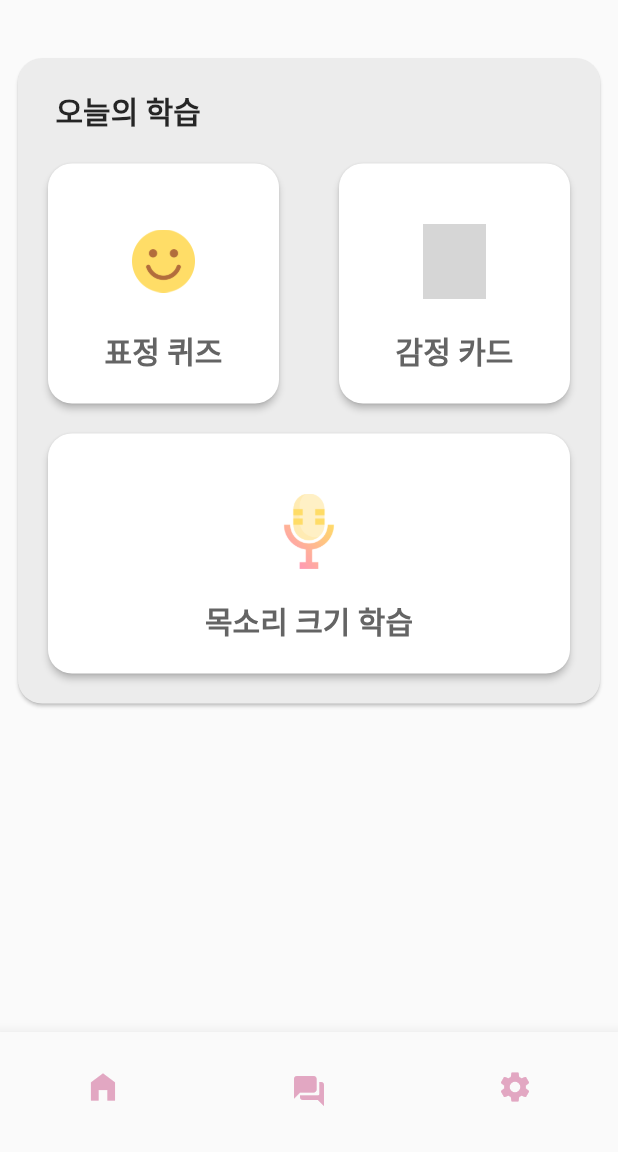
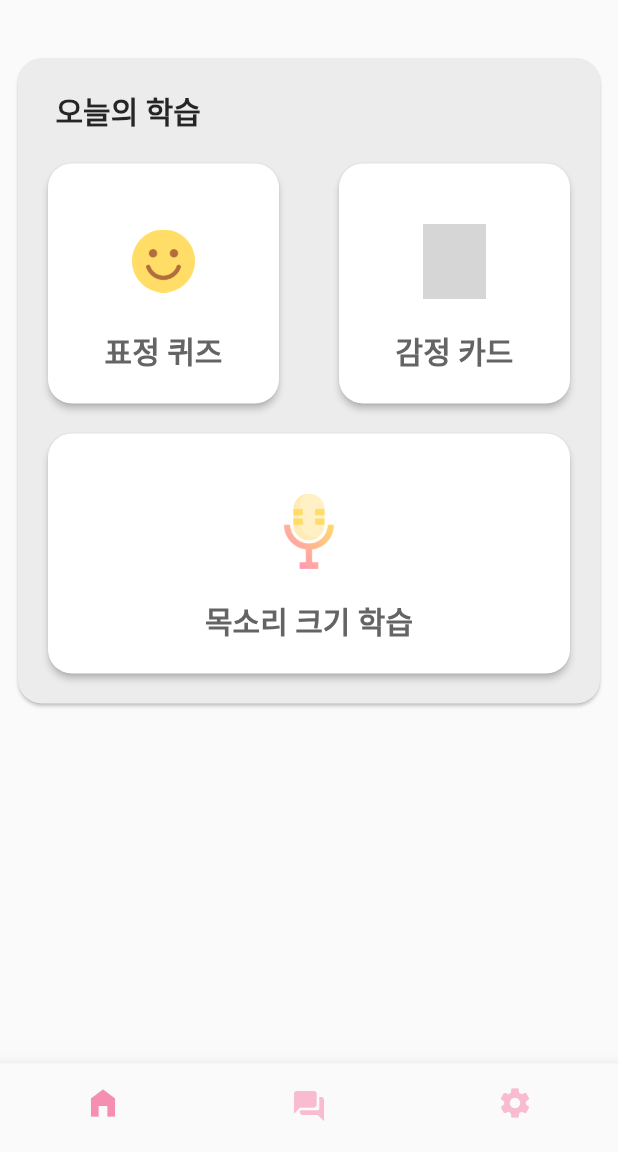
Before and after one commit to ddodon/KDT_FINAL, a Flutter app: the MainScreen screen opened by its route, on a phone screen of 412 x 824 dp, the part 84-1236 px from its top. Run offline on Flutter 3.47's test engine with Material 2 defaults, Android fonts, the phone set to English and light mode, and no system bars; our stand-ins replace dio, flip_card, flutter_tts, google_fonts, image_picker, logger; grey boxes are pictures that could not be loaded.

Commit message:
fixed bottombar

```diff
--- a/lib/screen/mainScreen.dart
+++ b/lib/screen/mainScreen.dart
@@ -34,10 +34,12 @@ class _MainScreenState extends State<MainScreen> {
           //   ],//새봄코드
           // ),
           bottomNavigationBar:BottomNavigationBar(
+            type: BottomNavigationBarType.fixed,
+            unselectedItemColor: Colors.pink.shade100,
             showSelectedLabels: false,
             showUnselectedLabels: false,
             currentIndex: selectedIndex,
-            selectedItemColor: kPrimaryColor,
+            selectedItemColor: Colors.pink.shade200,
             onTap: (i) {
               setState((){
                 selectedIndex = i;
@@ -46,36 +48,21 @@ class _MainScreenState extends State<MainScreen> {
             },
             items: <BottomNavigationBarItem>[
               BottomNavigationBarItem(
-                icon: SizedBox(
-                    width: 45,
-                    height: 45,
-                    child: IconButton(
-                      onPressed: () {
-                      },
-                      icon: Icon(Icons.home_filled),
-                      color: Color.fromRGBO(226, 167, 194, 1.0),)),
+                icon: Icon(Icons.home_filled),
+                      // color: Color.fromRGBO(226, 167, 194, 1.0),)),
                 label: "홈",
               ),
               BottomNavigationBarItem(
-                  icon: SizedBox(
-                      width: 45,
-                      height: 45,
-                      child: IconButton(
-                        onPressed: () {},
-                        icon: Icon(Icons.question_answer_rounded),
-                        color: Color.fromRGBO(226, 167, 194, 1.0),)),
+                  icon: Icon(Icons.question_answer_rounded),
+                        //color: Color.fromRGBO(226, 167, 194, 1.0),)),
                   label: "AAC"),
               BottomNavigationBarItem(
-                icon: SizedBox(
-                    width: 45,
-                    height: 45,
-                    child: IconButton(
-                      onPressed: () {},
-                      icon: Icon(Icons.settings),
-                      color: Color.fromRGBO(226, 167, 194, 1.0),)),
+                icon: Icon(Icons.settings),
+                      //color: Color.fromRGBO(226, 167, 194, 1.0),)),
                 label: "설정",),
             ],
           )
       );
   }
+
 }
```
